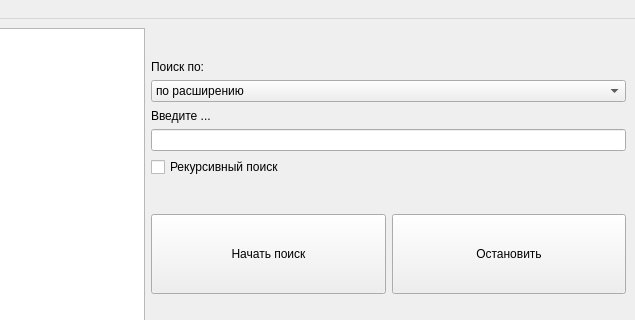
The window that ui/search_form.ui (fixtik/FileSearch) describes before a commit, drawn with Qt 5; both pictures show x 339 to 974 and y 0 to 320 of the 974 by 662 pixel window.
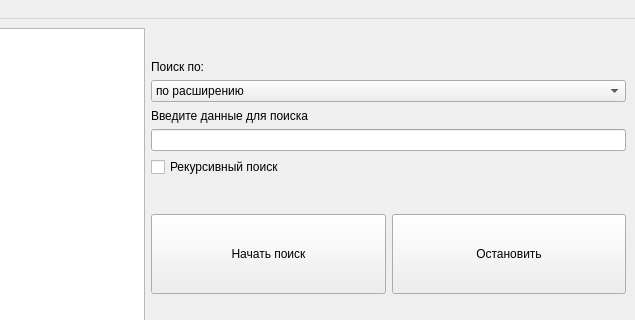
The same window after the commit.

Commit message: init thread

```diff
--- a/ui/search_form.ui
+++ b/ui/search_form.ui
@@ -67,7 +67,7 @@
                </size>
               </property>
               <property name="text">
-               <string>Введите ...</string>
+               <string>Введите данные для поиска </string>
               </property>
              </widget>
             </item>
```
The commit also changes 1 other file.
